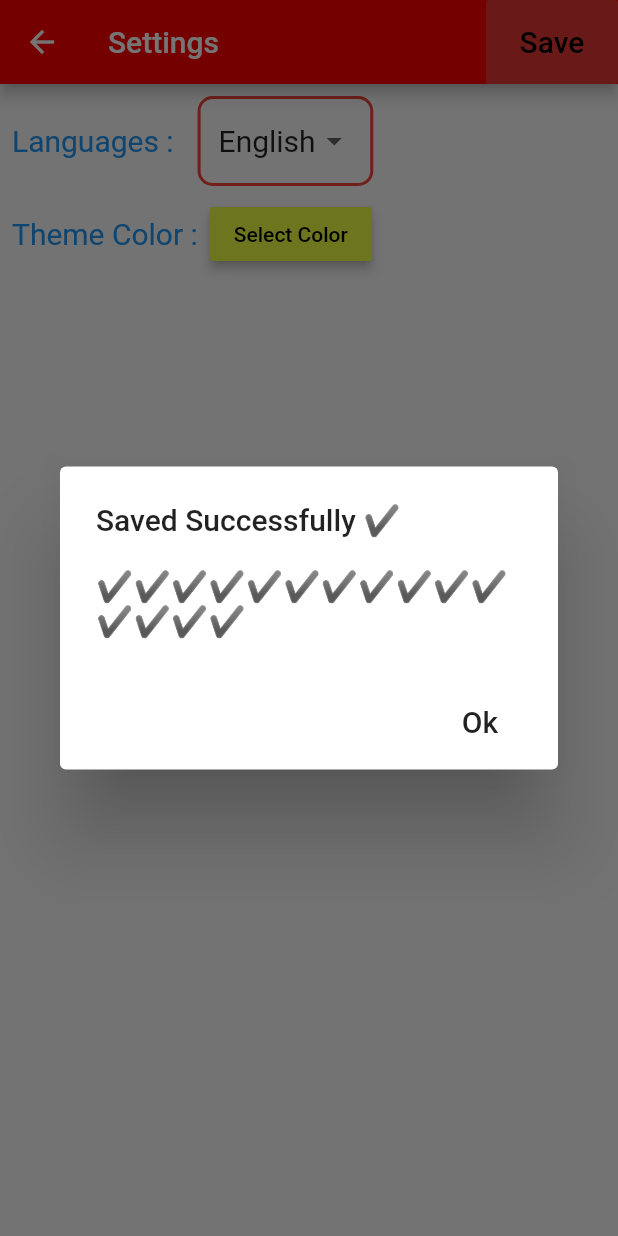
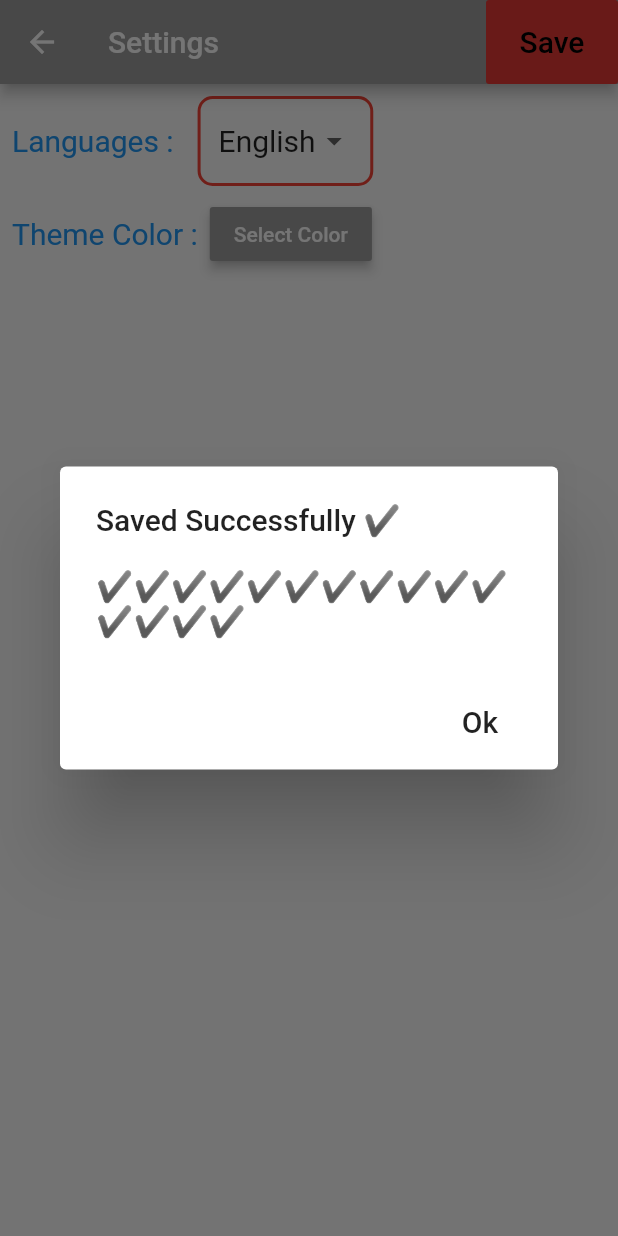
Before and after one commit to MrBuluc/mrnote, a Flutter app: the SettingsPage screen opened directly with empty values, after a tap on "Save", on a phone screen of 412 x 824 dp. Run offline on Flutter 3.47's test engine with Material 2 defaults, Android fonts, the phone set to English and light mode, and no system bars; our stand-ins replace flutter_colorpicker, sqflite; missing offline and left inert: firebase_admob; accounts and stored records are empty.

Commit message:
added Theme setting

```diff
--- a/lib/Settings/SettingsPage.dart
+++ b/lib/Settings/SettingsPage.dart
@@ -9,8 +9,9 @@ import 'package:path_provider/path_provider.dart';
 
 class SettingsPage extends StatefulWidget {
   int lang;
+  Color color;
 
-  SettingsPage({this.lang});
+  SettingsPage({this.lang, this.color});
 
   @override
   _SettingsPageState createState() => _SettingsPageState();
@@ -57,20 +58,20 @@ class _SettingsPageState extends State<SettingsPage> {
     "RaisedButtonText": "Renk Seç",
   };
 
-  Color currentColor = Colors.limeAccent;
+  Color currentColor;
 
   @override
   void initState() {
     super.initState();
-    // AdmobHelper.admobInitialize();
-    // myInterstitialAd = AdmobHelper.buildInterstitialAd();
-    // myInterstitialAd
-    //   ..load()
-    //   ..show();
-    // AdmobHelper.myBannerAd = AdmobHelper.buildBannerAd();
-    // AdmobHelper.myBannerAd
-    //   ..load()
-    //   ..show(anchorOffset: 10);
+    AdmobHelper.admobInitialize();
+    myInterstitialAd = AdmobHelper.buildInterstitialAd();
+    myInterstitialAd
+      ..load()
+      ..show();
+    AdmobHelper.myBannerAd = AdmobHelper.buildBannerAd();
+    AdmobHelper.myBannerAd
+      ..load()
+      ..show(anchorOffset: 10);
     switch (widget.lang) {
       case 0:
         texts = english;
@@ -79,6 +80,7 @@ class _SettingsPageState extends State<SettingsPage> {
         texts = turkish;
         break;
     }
+    currentColor = widget.color;
   }
 
   @override
@@ -93,6 +95,7 @@ class _SettingsPageState extends State<SettingsPage> {
     return Scaffold(
       appBar: AppBar(
         title: Text(texts["AppBar_title"]),
+        backgroundColor: currentColor,
         actions: [
           FlatButton(
             color: Colors.red.shade600,
@@ -102,7 +105,7 @@ class _SettingsPageState extends State<SettingsPage> {
               style: TextStyle(fontSize: 20),
             ),
             onPressed: () {
-              save(lang);
+              save(lang, currentColor);
             },
           )
         ],
@@ -173,9 +176,7 @@ class _SettingsPageState extends State<SettingsPage> {
                   },
                   child: Text(texts["RaisedButtonText"]),
                   color: currentColor,
-                  textColor: useWhiteForeground(currentColor)
-                      ? const Color(0xffffffff)
-                      : const Color(0xff000000),
+                  textColor: const Color(0xffffffff),
                 ),
               ],
             )
@@ -198,12 +199,15 @@ class _SettingsPageState extends State<SettingsPage> {
         .toList();
   }
 
-  Future<void> save(int lang) async {
+  Future<void> save(int lang, Color color) async {
     try {
       final directory = await getApplicationDocumentsDirectory();
       final path = directory.path;
-      final file = File("$path/settings.txt");
+      final file = File("$path/language.txt");
       file.writeAsString("language: $lang");
+
+      final file1 = File("$path/theme.txt");
+      file1.writeAsString(color.toString());
     } catch (e) {
       PlatformDuyarliAlertDialog(
         baslik: texts["save_catch_baslik"],
@@ -217,9 +221,12 @@ class _SettingsPageState extends State<SettingsPage> {
       anaButonYazisi: texts["save_anaButonYazisi"],
     ).goster(context);
     if (result) {
-      Navigator.pop(context, lang.toString());
+      String result1 = lang.toString() + color.value.toString();
+      Navigator.pop(context, result1);
     }
   }
 
-  void changeColor(Color color) => setState(() => currentColor = color);
+  void changeColor(Color color) {
+    setState(() => currentColor = color);
+  }
 }
--- a/lib/app/landing_page.dart
+++ b/lib/app/landing_page.dart
@@ -12,13 +12,15 @@ class LandingPage extends StatefulWidget {
 
 class _LandingPageState extends State<LandingPage> {
   int lang;
+  Color currentColor;
 
   @override
   Widget build(BuildContext context) {
     read();
-    if (lang != null) {
+    if (lang != null && currentColor != null) {
       return Login(
         lang: lang,
+        color: currentColor,
       );
     } else {
       return Scaffold(
@@ -53,13 +55,19 @@ class _LandingPageState extends State<LandingPage> {
   Future<void> read() async {
     final directory = await getApplicationDocumentsDirectory();
     final path = directory.path;
-    final file = File("$path/settings.txt");
+    final file = File("$path/language.txt");
+    final file1 = File("$path/theme.txt");
     try {
       String contents = await file.readAsString();
       lang = int.parse(contents[10]);
+
+      String contents1 = await file1.readAsString();
+      int color = int.parse(contents1.substring(35, 45));
+      currentColor = Color(color);
       setState(() {});
     } catch (e) {
       file.writeAsString("language: 0");
+      file1.writeAsString("MaterialColor(primary value: Color(0xFFff0000))");
       setState(() {});
     }
   }
--- a/lib/note_detail.dart
+++ b/lib/note_detail.dart
@@ -11,8 +11,9 @@ class NoteDetail extends StatefulWidget {
   String title;
   Note updateNote;
   int lang;
+  Color color;
 
-  NoteDetail({this.title, this.updateNote, this.lang});
+  NoteDetail({this.title, this.updateNote, this.lang, this.color});
 
   @override
   _NoteDetailState createState() => _NoteDetailState();
@@ -114,6 +115,7 @@ class _NoteDetailState extends State<NoteDetail> {
       resizeToAvoidBottomPadding: false,
       appBar: AppBar(
         title: Text(widget.title),
+        backgroundColor: widget.color,
       ),
       body: allCategories.length <= 0
           ? Center(
--- a/lib/utils/admob_helper.dart
+++ b/lib/utils/admob_helper.dart
@@ -6,7 +6,7 @@ class AdmobHelper {
   static final String gecis1Canli = "ca-app-pub-2104543393026445/8249430070";
   static final String banner1Canli = "ca-app-pub-2104543393026445/3436743639";
 
-  static final bool test = true;
+  static final bool test = false;
 
   static admobInitialize() {
     FirebaseAdMob.instance.initialize(appId: test ? appIDTest : appIDCanli);
--- a/pubspec.yaml
+++ b/pubspec.yaml
@@ -15,7 +15,7 @@ publish_to: 'none' # Remove this line if you wish to publish to pub.dev
 # In iOS, build-name is used as CFBundleShortVersionString while build-number used as CFBundleVersion.
 # Read more about iOS versioning at
 # https://developer.apple.com/library/archive/documentation/General/Reference/InfoPlistKeyReference/Articles/CoreFoundationKeys.html
-version: 1.1.0
+version: 1.2.0
 
 environment:
   sdk: ">=2.7.0 <3.0.0"
```
Also changed, not shown: lib/Login/login.dart (+10 -3 lines), lib/category_operations.dart (+5 -3 lines), lib/note_list.dart (+29 -12 lines), 1 other file.
